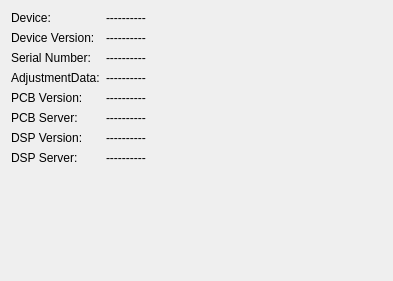
This is versionviewbase.ui in ZeraGmbH/wm3000u as Qt 5 draws it before an edit. The edited form follows.
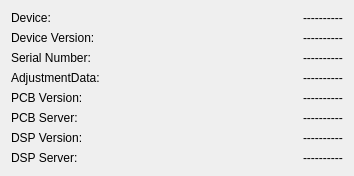
This is the edited form.

Commit message: layout policy changed for versionviewbase

The edit to the form file:
```diff
--- a/versionviewbase.ui
+++ b/versionviewbase.ui
@@ -25,8 +25,13 @@
   <property name="windowTitle">
    <string>Form1</string>
   </property>
-  <layout class="QFormLayout" name="formLayout">
-   <item row="0" column="0">
+  <layout class="QHBoxLayout" name="horizontalLayout">
+   <property name="sizeConstraint">
+    <enum>QLayout::SetFixedSize</enum>
+   </property>
+   <item>
+    <layout class="QVBoxLayout" name="verticalLayout">
+     <item>
     <widget class="QLabel" name="DeviceLabel">
      <property name="text">
       <string>Device:</string>
@@ -36,14 +41,7 @@
      </property>
     </widget>
    </item>
-   <item row="0" column="1">
-    <widget class="QLabel" name="DeviceText">
-     <property name="text">
-      <string>----------</string>
-     </property>
-    </widget>
-   </item>
-   <item row="1" column="0">
+     <item>
     <widget class="QLabel" name="DevVersionLabel">
      <property name="text">
       <string>Device Version:</string>
@@ -53,14 +51,7 @@
      </property>
     </widget>
    </item>
-   <item row="1" column="1">
-    <widget class="QLabel" name="DeviceVersionText">
-     <property name="text">
-      <string>----------</string>
-     </property>
-    </widget>
-   </item>
-   <item row="2" column="0">
+     <item>
     <widget class="QLabel" name="SerialNrLabel">
      <property name="text">
       <string>Serial Number:</string>
@@ -70,14 +61,7 @@
      </property>
     </widget>
    </item>
-   <item row="2" column="1">
-    <widget class="QLabel" name="SerialNrText">
-     <property name="text">
-      <string>----------</string>
-     </property>
-    </widget>
-   </item>
-   <item row="3" column="0">
+     <item>
     <widget class="QLabel" name="AdjDataLabel">
      <property name="text">
       <string>AdjustmentData:</string>
@@ -87,14 +71,7 @@
      </property>
     </widget>
    </item>
-   <item row="3" column="1">
-    <widget class="QLabel" name="AdjDataText">
-     <property name="text">
-      <string>----------</string>
-     </property>
-    </widget>
-   </item>
-   <item row="4" column="0">
+     <item>
     <widget class="QLabel" name="PCBVersionLabel">
      <property name="text">
       <string>PCB Version:</string>
@@ -104,14 +81,7 @@
      </property>
     </widget>
    </item>
-   <item row="4" column="1">
-    <widget class="QLabel" name="PCBVersionText">
-     <property name="text">
-      <string>----------</string>
-     </property>
-    </widget>
-   </item>
-   <item row="5" column="0">
+     <item>
     <widget class="QLabel" name="PCBServerLabel">
      <property name="text">
       <string>PCB Server:</string>
@@ -121,14 +91,7 @@
      </property>
     </widget>
    </item>
-   <item row="5" column="1">
-    <widget class="QLabel" name="PCBServerText">
-     <property name="text">
-      <string>----------</string>
-     </property>
-    </widget>
-   </item>
-   <item row="6" column="0">
+     <item>
     <widget class="QLabel" name="DSPVersionLabel">
      <property name="text">
       <string>DSP Version:</string>
@@ -138,14 +101,7 @@
      </property>
     </widget>
    </item>
-   <item row="6" column="1">
-    <widget class="QLabel" name="DSPVersionText">
-     <property name="text">
-      <string>----------</string>
-     </property>
-    </widget>
-   </item>
-   <item row="7" column="0">
+     <item>
     <widget class="QLabel" name="DSPServerLabel">
      <property name="text">
       <string>DSP Server:</string>
@@ -155,12 +111,80 @@
      </property>
     </widget>
    </item>
-   <item row="7" column="1">
+    </layout>
+   </item>
+   <item>
+    <spacer name="horizontalSpacer">
+     <property name="orientation">
+      <enum>Qt::Horizontal</enum>
+     </property>
+     <property name="sizeHint" stdset="0">
+      <size>
+       <width>197</width>
+       <height>20</height>
+      </size>
+     </property>
+    </spacer>
+   </item>
+   <item>
+    <layout class="QVBoxLayout" name="verticalLayout_2">
+     <item>
+      <widget class="QLabel" name="DeviceText">
+       <property name="text">
+        <string>----------</string>
+       </property>
+      </widget>
+     </item>
+     <item>
+      <widget class="QLabel" name="DeviceVersionText">
+       <property name="text">
+        <string>----------</string>
+       </property>
+      </widget>
+     </item>
+     <item>
+      <widget class="QLabel" name="SerialNrText">
+       <property name="text">
+        <string>----------</string>
+       </property>
+      </widget>
+     </item>
+     <item>
+      <widget class="QLabel" name="AdjDataText">
+       <property name="text">
+        <string>----------</string>
+       </property>
+      </widget>
+     </item>
+     <item>
+      <widget class="QLabel" name="PCBVersionText">
+       <property name="text">
+        <string>----------</string>
+       </property>
+      </widget>
+     </item>
+     <item>
+      <widget class="QLabel" name="PCBServerText">
+       <property name="text">
+        <string>----------</string>
+       </property>
+      </widget>
+     </item>
+     <item>
+      <widget class="QLabel" name="DSPVersionText">
+       <property name="text">
+        <string>----------</string>
+       </property>
+      </widget>
+     </item>
+     <item>
     <widget class="QLabel" name="DSPServerText">
      <property name="text">
       <string>----------</string>
      </property>
     </widget>
+     </item>
+    </layout>
    </item>
   </layout>
  </widget>
```
Lines whose indentation alone changed are shown as unchanged.
